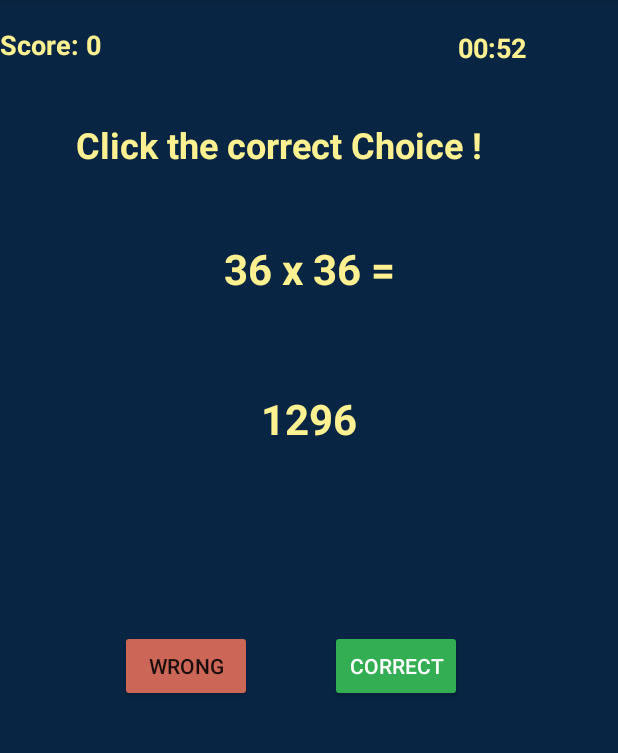
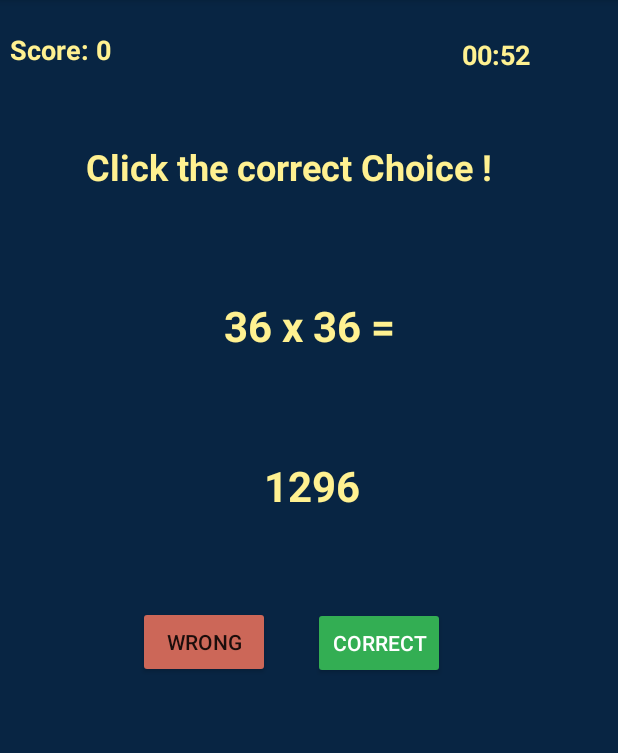
Before and after one commit to oussamabonnor1/JetMath_android_app, an Android app: the screen it shows after launch (MainActivity), on a phone screen of 412 x 824 dp, the part 84-837 px from its top. Run offline under Robolectric (Android 15) with nearby library versions, the phone set to English and light mode, and no system bars.

Commit message:
using new layout, disabling buttons while music is playing, enabling afterwords

```diff
--- a/app/src/main/res/layout/activity_main.xml
+++ b/app/src/main/res/layout/activity_main.xml
@@ -1,20 +1,75 @@
 <?xml version="1.0" encoding="utf-8"?>
-<FrameLayout xmlns:android="http://schemas.android.com/apk/res/android"
+<AbsoluteLayout xmlns:android="http://schemas.android.com/apk/res/android"
     xmlns:tools="http://schemas.android.com/tools"
     android:layout_width="match_parent"
     android:layout_height="match_parent"
     android:background="#082543"
     tools:context="com.example.oussama.myapp.MainActivity">
 
+    <Button
+        android:id="@+id/wrongButton"
+        android:layout_width="wrap_content"
+        android:layout_height="wrap_content"
+        android:layout_marginLeft="80dp"
+        android:layout_marginTop="420dp"
+        android:layout_x="92dp"
+        android:layout_y="404dp"
+        android:backgroundTint="#CC6758"
+        android:onClick="checkIfFalse"
+        android:text="Wrong" />
+
+    <Button
+        android:id="@+id/correctButton"
+        android:layout_width="wrap_content"
+        android:layout_height="wrap_content"
+        android:layout_marginLeft="220dp"
+        android:layout_marginTop="420dp"
+        android:layout_x="209dp"
+        android:layout_y="405dp"
+        android:backgroundTint="#33AE53"
+        android:onClick="checkIfTrue"
+        android:text="Correct"
+        android:textColor="#FFFFFF" />
+
     <TextView
-        android:id="@+id/question"
-        android:layout_width="match_parent"
+        android:id="@+id/title"
+        android:layout_width="wrap_content"
         android:layout_height="wrap_content"
-        android:layout_marginTop="160dp"
-        android:text="question"
+        android:layout_marginLeft="50dp"
+        android:layout_marginTop="80dp"
+        android:layout_x="57dp"
+        android:layout_y="95dp"
+        android:text="Click the correct Choice !"
         android:textAlignment="center"
         android:textColor="#FFF191"
-        android:textSize="28sp"
+        android:textSize="24sp"
+        android:textStyle="bold" />
+
+    <TextView
+        android:id="@+id/score"
+        android:layout_width="wrap_content"
+        android:layout_height="wrap_content"
+        android:layout_marginTop="17dp"
+        android:layout_x="7dp"
+        android:layout_y="21dp"
+        android:text="Score: 0"
+        android:textAlignment="center"
+        android:textColor="#FFF191"
+        android:textSize="18sp"
+        android:textStyle="bold" />
+
+    <TextView
+        android:id="@+id/clockText"
+        android:layout_width="56dp"
+        android:layout_height="wrap_content"
+        android:layout_marginLeft="300dp"
+        android:layout_marginTop="19dp"
+        android:layout_x="303dp"
+        android:layout_y="24dp"
+        android:text="00:00"
+        android:textAlignment="center"
+        android:textColor="#FFF191"
+        android:textSize="18sp"
         android:textStyle="bold" />
 
     <TextView
@@ -22,66 +77,25 @@
         android:layout_width="match_parent"
         android:layout_height="wrap_content"
         android:layout_marginTop="260dp"
+        android:layout_x="2dp"
+        android:layout_y="305dp"
         android:text="Result"
         android:textAlignment="center"
         android:textColor="#FFF191"
         android:textSize="28sp"
         android:textStyle="bold" />
 
-    <Button
-        android:id="@+id/wrongButton"
-        android:layout_width="wrap_content"
+    <TextView
+        android:id="@+id/question"
+        android:layout_width="match_parent"
         android:layout_height="wrap_content"
-        android:backgroundTint="#CC6758"
-        android:onClick="checkIfFalse"
-        android:text="Wrong"
-        android:layout_marginLeft="80dp"
-        android:layout_marginTop="420dp" />
-
-    <Button
-        android:id="@+id/correctButton"
-        android:layout_width="wrap_content"
-        android:layout_height="wrap_content"
-        android:layout_marginLeft="220dp"
-        android:layout_marginTop="420dp"
-        android:backgroundTint="#33AE53"
-        android:onClick="checkIfTrue"
-        android:text="Correct"
-        android:textColor="#FFFFFF" />
-
-    <TextView
-        android:id="@+id/score"
-        android:layout_width="wrap_content"
-        android:layout_height="wrap_content"
-        android:text="Score: 0"
+        android:layout_marginTop="160dp"
+        android:layout_x="0dp"
+        android:layout_y="198dp"
+        android:text="question"
         android:textAlignment="center"
         android:textColor="#FFF191"
-        android:textSize="18sp"
-        android:textStyle="bold"
-        android:layout_marginTop="17dp" />
-
-    <TextView
-        android:id="@+id/clockText"
-        android:layout_width="56dp"
-        android:layout_height="wrap_content"
-        android:layout_marginLeft="300dp"
-        android:layout_marginTop="19dp"
-        android:text="00:00"
-        android:textAlignment="center"
-        android:textColor="#FFF191"
-        android:textSize="18sp"
+        android:textSize="28sp"
         android:textStyle="bold" />
 
-    <TextView
-        android:id="@+id/title"
-        android:layout_width="wrap_content"
-        android:layout_height="wrap_content"
-        android:layout_marginLeft="50dp"
-        android:layout_marginTop="80dp"
-        android:text="Click the correct Choice !"
-        android:textAlignment="center"
-        android:textColor="#FFF191"
-        android:textSize="24sp"
-        android:textStyle="bold" />
-
-</FrameLayout>
+</AbsoluteLayout>
```
Also changed, not shown: app/src/main/java/com/example/oussama/myapp/MainActivity.java (+30 -25 lines).
